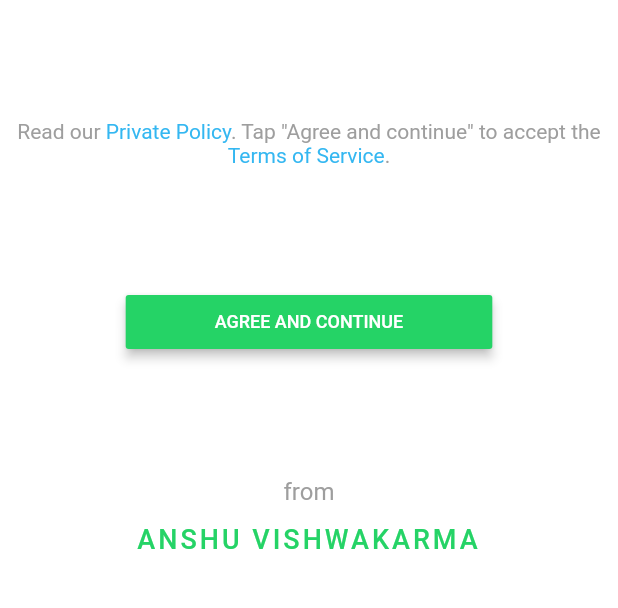
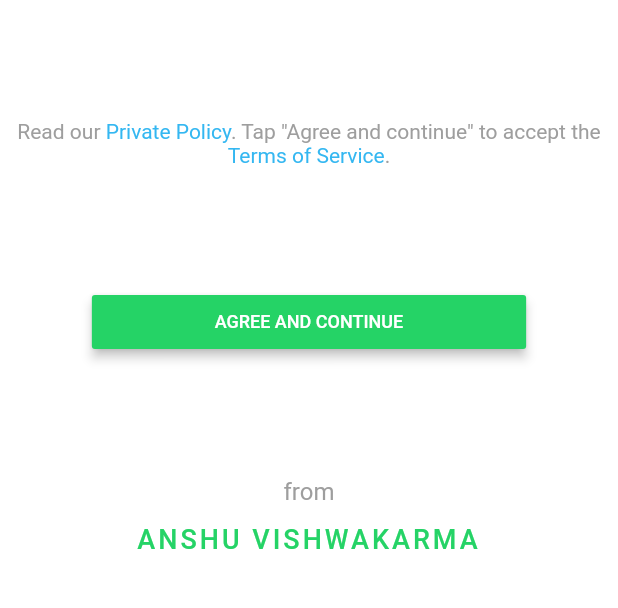
Before and after one commit to vishwakarma-anshu/whatsapp_clone_app, a Flutter app: the screen it shows after launch, on a phone screen of 412 x 824 dp, the part 617-1225 px from its top. Run offline on Flutter 3.47's test engine with Material 2 defaults, Android fonts, the phone set to English and light mode, and no system bars; our stand-ins replace fluttertoast.

Commit message:
some tweaks

```diff
--- a/lib/main.dart
+++ b/lib/main.dart
@@ -1,6 +1,7 @@
 import 'package:flutter/material.dart';
-import 'package:whatsapp_clone_app/my_colors.dart';
-import 'package:whatsapp_clone_app/screens/terms_and_conditions_screen/terms_and_conditions_screen.dart';
+
+import 'my_colors.dart';
+import 'screens/terms_and_conditions/terms_and_conditions_screen.dart';
 
 void main() {
   runApp(MyApp());
--- a/lib/components/countries.dart
+++ b/lib/models/country.dart
@@ -35,3 +35,9 @@ class Country {
     US,
   ];
 }
+
+List<Country> countries = <Country>[
+  Country.IN,
+  Country.US,
+  // Country.
+];
--- a/lib/screens/authentication_screens/phone_number_input/components/country_dropdown.dart
+++ b/lib/screens/authentication/phone_number_input/components/country_dropdown.dart
@@ -1,5 +1,5 @@
 import 'package:flutter/material.dart';
-import 'package:whatsapp_clone_app/components/countries.dart';
+import 'package:whatsapp_clone_app/models/country.dart';
 
 class CountryDropdown extends StatefulWidget {
   CountryDropdown({
@@ -11,7 +11,7 @@ class CountryDropdown extends StatefulWidget {
 }
 
 class _CountryDropdownState extends State<CountryDropdown> {
-  List<DropdownMenuItem> countries = Country.ALL
+  List<DropdownMenuItem> countriesList = countries
       .map<DropdownMenuItem<String>>((Country country) => DropdownMenuItem(
           value: country.name,
           child: Text(
@@ -26,7 +26,7 @@ class _CountryDropdownState extends State<CountryDropdown> {
   Widget build(BuildContext context) {
     return DropdownButton<String>(
       value: selectedCountry.name,
-      items: countries,
+      items: countriesList,
       onChanged: (String value) {
         Country _country = Country
             .ALL[Country.ALL.indexWhere((country) => country.name == value)];
--- a/lib/screens/terms_and_conditions_screen/terms_and_conditions_screen.dart
+++ b/lib/screens/terms_and_conditions/terms_and_conditions_screen.dart
@@ -1,9 +1,10 @@
 import 'package:flutter/material.dart';
-import 'package:whatsapp_clone_app/my_colors.dart';
-import 'package:whatsapp_clone_app/screens/authentication_screens/phone_number_input/phone_number_input_screen.dart';
-import 'package:whatsapp_clone_app/screens/terms_and_conditions_screen/components/heading_text.dart';
-import 'package:whatsapp_clone_app/screens/terms_and_conditions_screen/components/policy_and_terms_text.dart';
-import 'package:whatsapp_clone_app/screens/terms_and_conditions_screen/components/whatsapp_clone_logo.dart';
+
+import '../../my_colors.dart';
+import '../authentication/phone_number_input/phone_number_input_screen.dart';
+import 'components/heading_text.dart';
+import 'components/policy_and_terms_text.dart';
+import 'components/whatsapp_clone_logo.dart';
 
 class TermsAndConditionsScreen extends StatelessWidget {
   @override
@@ -23,7 +24,7 @@ class TermsAndConditionsScreen extends StatelessWidget {
               elevation: 3.0,
               color: MyColors.lightGreen,
               child: Padding(
-                padding: EdgeInsets.symmetric(horizontal: size.width / 9.5),
+                padding: EdgeInsets.symmetric(horizontal: size.width * 0.16),
                 child: Text(
                   'Agree and continue'.toUpperCase(),
                   style: Theme.of(context)
```
Also changed, not shown: lib/screens/authentication/phone_number_input/phone_number_input_screen.dart (renamed from lib/screens/authentication_screens/phone_number_input/phone_number_input_screen.dart, +5 -4 lines), lib/screens/authentication/phone_number_input/components/help_popup_menu_button.dart (renamed from lib/screens/authentication_screens/phone_number_input/components/help_popup_menu_button.dart), lib/screens/authentication/phone_number_input/components/helper_text_widget.dart (renamed from lib/screens/authentication_screens/phone_number_input/components/helper_text_widget.dart), lib/screens/terms_and_conditions/components/heading_text.dart (renamed from lib/screens/terms_and_conditions_screen/components/heading_text.dart), lib/screens/terms_and_conditions/components/policy_and_terms_text.dart (renamed from lib/screens/terms_and_conditions_screen/components/policy_and_terms_text.dart), lib/screens/terms_and_conditions/components/whatsapp_clone_logo.dart (renamed from lib/screens/terms_and_conditions_screen/components/whatsapp_clone_logo.dart).
